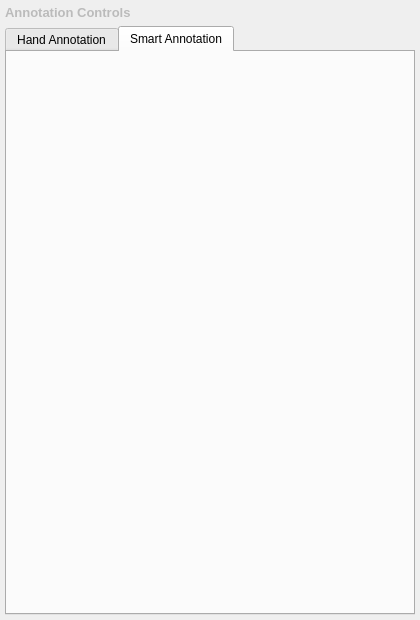
Old version of the form annotation_tool/ui/localization/annotation_panel/localization_annotation_panel.ui in the repository OpenSportsLab/VideoAnnotationTool.
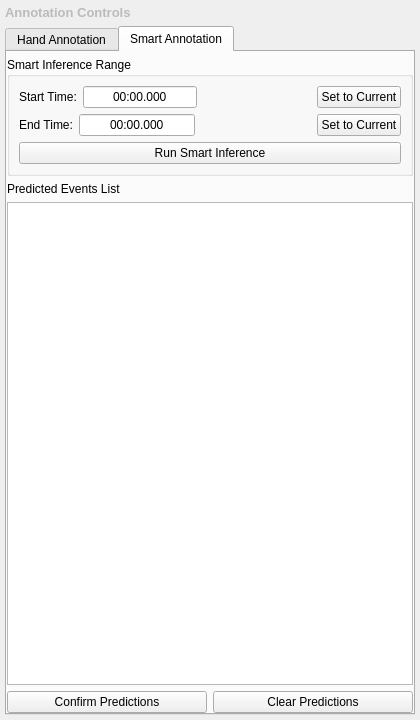
New version of the form. The open tabs and pages were chosen to show the change.

Commit message: Enhance localization annotation panel UI

What changed in the file:
```diff
--- a/annotation_tool/ui/localization/annotation_panel/localization_annotation_panel.ui
+++ b/annotation_tool/ui/localization/annotation_panel/localization_annotation_panel.ui
@@ -7,7 +7,7 @@
     <x>0</x>
     <y>0</y>
     <width>420</width>
-    <height>620</height>
+    <height>720</height>
    </rect>
   </property>
   <layout class="QVBoxLayout" name="mainLayout">
@@ -120,26 +120,195 @@
         <number>0</number>
        </property>
        <item>
-        <widget class="QWidget" name="smartWidgetContainer">
-         <layout class="QVBoxLayout" name="smartWidgetLayout">
-          <property name="leftMargin">
-           <number>0</number>
-          </property>
-          <property name="topMargin">
-           <number>0</number>
-          </property>
-          <property name="rightMargin">
-           <number>0</number>
-          </property>
-          <property name="bottomMargin">
-           <number>0</number>
-          </property>
-          <property name="spacing">
-           <number>0</number>
-          </property>
+        <widget class="QGroupBox" name="smartInferenceGroup">
+         <property name="title">
+          <string>Smart Inference Range</string>
+         </property>
+         <property name="class" stdset="0">
+          <string notr="true">smart_inference_box</string>
+         </property>
+         <layout class="QVBoxLayout" name="smartInferenceLayout">
+          <item>
+           <layout class="QHBoxLayout" name="smartStartRowLayout">
+            <item>
+             <widget class="QLabel" name="smartStartLabel">
+              <property name="text">
+               <string>Start Time:</string>
+              </property>
+             </widget>
+            </item>
+            <item>
+             <widget class="QLineEdit" name="smartStartTimeEdit">
+              <property name="minimumSize">
+               <size>
+                <width>100</width>
+                <height>0</height>
+               </size>
+              </property>
+              <property name="maximumSize">
+               <size>
+                <width>120</width>
+                <height>16777215</height>
+               </size>
+              </property>
+              <property name="text">
+               <string>00:00.000</string>
+              </property>
+              <property name="alignment">
+               <set>Qt::AlignmentFlag::AlignCenter</set>
+              </property>
+             </widget>
+            </item>
+            <item>
+             <spacer name="smartStartSpacer">
+              <property name="orientation">
+               <enum>Qt::Orientation::Horizontal</enum>
+              </property>
+              <property name="sizeHint" stdset="0">
+               <size>
+                <width>40</width>
+                <height>20</height>
+               </size>
+              </property>
+             </spacer>
+            </item>
+            <item>
+             <widget class="QPushButton" name="smartSetStartBtn">
+              <property name="text">
+               <string>Set to Current</string>
+              </property>
+              <property name="cursor">
+               <cursorShape>PointingHandCursor</cursorShape>
+              </property>
+             </widget>
+            </item>
+           </layout>
+          </item>
+          <item>
+           <layout class="QHBoxLayout" name="smartEndRowLayout">
+            <item>
+             <widget class="QLabel" name="smartEndLabel">
+              <property name="text">
+               <string>End Time:</string>
+              </property>
+             </widget>
+            </item>
+            <item>
+             <widget class="QLineEdit" name="smartEndTimeEdit">
+              <property name="minimumSize">
+               <size>
+                <width>100</width>
+                <height>0</height>
+               </size>
+              </property>
+              <property name="maximumSize">
+               <size>
+                <width>120</width>
+                <height>16777215</height>
+               </size>
+              </property>
+              <property name="text">
+               <string>00:00.000</string>
+              </property>
+              <property name="alignment">
+               <set>Qt::AlignmentFlag::AlignCenter</set>
+              </property>
+             </widget>
+            </item>
+            <item>
+             <spacer name="smartEndSpacer">
+              <property name="orientation">
+               <enum>Qt::Orientation::Horizontal</enum>
+              </property>
+              <property name="sizeHint" stdset="0">
+               <size>
+                <width>40</width>
+                <height>20</height>
+               </size>
+              </property>
+             </spacer>
+            </item>
+            <item>
+             <widget class="QPushButton" name="smartSetEndBtn">
+              <property name="text">
+               <string>Set to Current</string>
+              </property>
+              <property name="cursor">
+               <cursorShape>PointingHandCursor</cursorShape>
+              </property>
+             </widget>
+            </item>
+           </layout>
+          </item>
+          <item>
+           <widget class="QPushButton" name="smartRunInferenceBtn">
+            <property name="text">
+             <string>Run Smart Inference</string>
+            </property>
+            <property name="cursor">
+             <cursorShape>PointingHandCursor</cursorShape>
+            </property>
+            <property name="class" stdset="0">
+             <string notr="true">run_inference_btn</string>
+            </property>
+           </widget>
+          </item>
          </layout>
         </widget>
        </item>
+       <item>
+        <widget class="QLabel" name="smartEventsListLabel">
+         <property name="text">
+          <string>Predicted Events List</string>
+         </property>
+         <property name="class" stdset="0">
+          <string notr="true">panel_header_lbl</string>
+         </property>
+        </widget>
+       </item>
+       <item>
+        <widget class="QTableView" name="smartEventsTableView">
+         <property name="class" stdset="0">
+          <string notr="true">annotation_table</string>
+         </property>
+         <property name="alternatingRowColors">
+          <bool>true</bool>
+         </property>
+         <property name="selectionBehavior">
+          <enum>QAbstractItemView::SelectionBehavior::SelectRows</enum>
+         </property>
+         <property name="selectionMode">
+          <enum>QAbstractItemView::SelectionMode::SingleSelection</enum>
+         </property>
+        </widget>
+       </item>
+       <item>
+        <layout class="QHBoxLayout" name="smartBottomButtonsLayout">
+         <item>
+          <widget class="QPushButton" name="smartConfirmBtn">
+           <property name="text">
+            <string>Confirm Predictions</string>
+           </property>
+           <property name="cursor">
+            <cursorShape>PointingHandCursor</cursorShape>
+           </property>
+           <property name="class" stdset="0">
+            <string notr="true">editor_save_btn</string>
+           </property>
+          </widget>
+         </item>
+         <item>
+          <widget class="QPushButton" name="smartClearBtn">
+           <property name="text">
+            <string>Clear Predictions</string>
+           </property>
+           <property name="cursor">
+            <cursorShape>PointingHandCursor</cursorShape>
+           </property>
+          </widget>
+         </item>
+        </layout>
+       </item>
       </layout>
      </widget>
     </widget>
```
Left out of the diff: 104 changed lines with no effect on the pictures. The commit also changes 9 other files.
